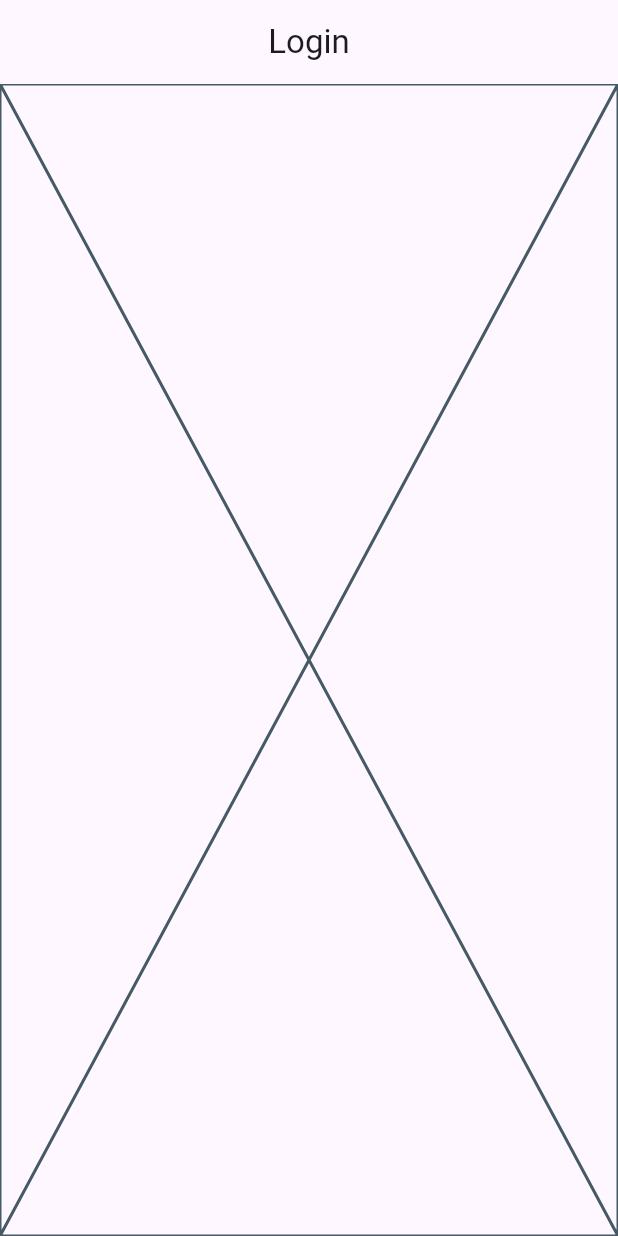
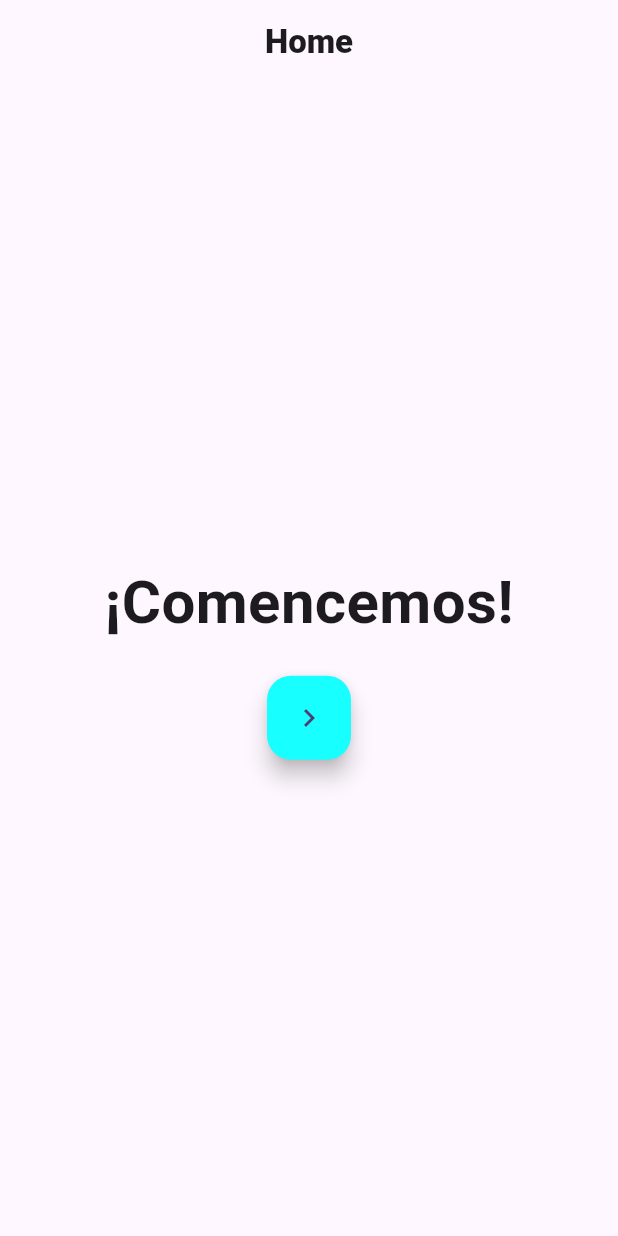
Before and after one commit to jmpt21/LoginApp_Flutter, a Flutter app: the screen it shows after launch, on a phone screen of 412 x 824 dp. Run offline on Flutter 3.47's test engine with Material 2 defaults, Android fonts, the phone set to English and light mode, and no system bars; our stand-ins replace firebase_core, flutter_riverpod, go_router; accounts and stored records are empty; Roboto replaces fonts that are missing (Calibri).

Commit message:
Basic design for HomeScreen.

```diff
--- a/lib/presentation/screens/home_screen.dart
+++ b/lib/presentation/screens/home_screen.dart
@@ -1,4 +1,6 @@
 import 'package:flutter/material.dart';
+import 'package:go_router/go_router.dart';
+import 'package:login_app/presentation/screens/login_screen.dart';
 
 class HomeScreen extends StatelessWidget {
   static const String routeName = 'home_screen';
@@ -9,10 +11,31 @@ class HomeScreen extends StatelessWidget {
   Widget build(BuildContext context) {
     return Scaffold(
       appBar: AppBar(
-        title: const Text('Login'),
+        title: const Text('Home', style: TextStyle(fontWeight: FontWeight.w800)),
         centerTitle: true,
       ),
-      body: const Placeholder(),
+      body: Center(
+        child: Column(
+            mainAxisAlignment: MainAxisAlignment.center,
+            crossAxisAlignment: CrossAxisAlignment.center,
+            children: [
+              const Text('¡Comencemos!',
+                  style: TextStyle(
+                      fontSize: 40,
+                      fontWeight: FontWeight.w600,
+                      fontFamily: 'Calibri')),
+              const SizedBox(height: 20),
+              FloatingActionButton(
+                onPressed: () {
+                  context.pushNamed(LoginScreen.routeName);
+                },
+                backgroundColor: Colors.cyanAccent,
+                splashColor: Colors.blueAccent,
+                tooltip: 'Ir al login',
+                child: const Icon(Icons.navigate_next_outlined),
+              )
+            ]),
+      ),
     );
   }
 }
```
